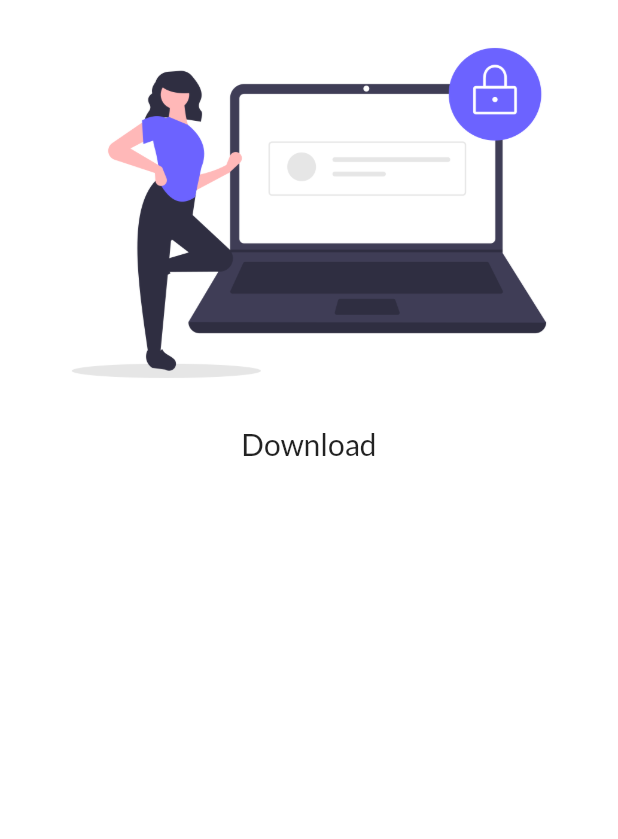
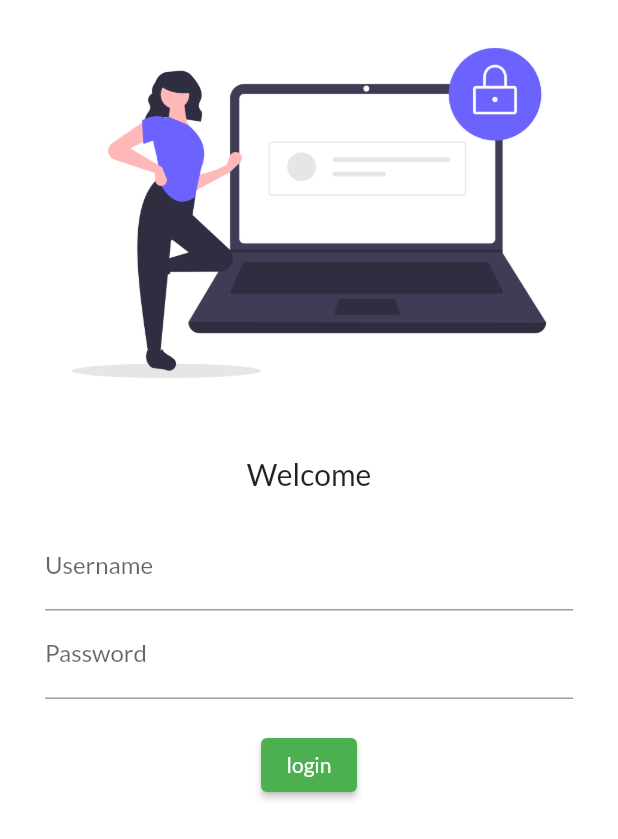
Before and after one commit to mygithublalit/sample, a Flutter app: the screen it shows after launch, on a phone screen of 412 x 824 dp. Shown: the top 839 px of the screen. Run offline on Flutter 3.47's test engine with Material 2 defaults, Android fonts, the phone set to English and light mode, and no system bars; our stand-ins replace google_fonts.

Commit message:
day4 completed

```diff
--- a/lib/pages/loginpage.dart
+++ b/lib/pages/loginpage.dart
@@ -14,11 +14,47 @@ class LoginPage extends StatelessWidget {
               "assets/images/login.png",
               fit: BoxFit.contain,
             ),
+            SizedBox(
+              height: 20,
+            ),
             const Text(
-              "Download",
+              "Welcome",
               style: TextStyle(
                 fontSize: 20,
               ),
+            ),
+            SizedBox(
+              height: 10,
+            ),
+            Padding(
+              padding: const EdgeInsets.symmetric(vertical: 10, horizontal: 30),
+              child: Column(
+                children: [
+                  TextFormField(
+                    decoration: InputDecoration(
+                      hintText: "enter username",
+                      label: Text("Username"),
+                    ),
+                  ),
+                  TextFormField(
+                    obscureText: true,
+                    decoration: InputDecoration(
+                      hintText: "enter password",
+                      label: Text("Password"),
+                    ),
+                  )
+                ],
+              ),
+            ),
+            SizedBox(
+              height: 10,
+            ),
+            ElevatedButton(
+              onPressed: () {
+                print("submitted");
+              },
+              child: Text("login"),
+              style: TextButton.styleFrom(),
             )
           ],
         ));
```
